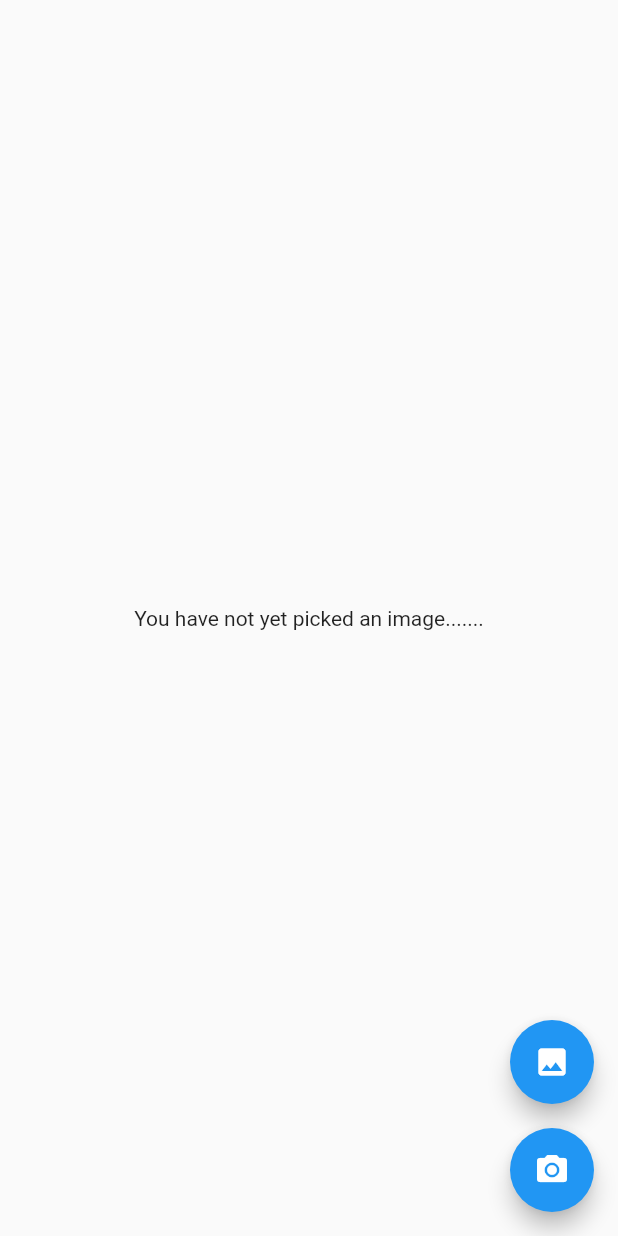
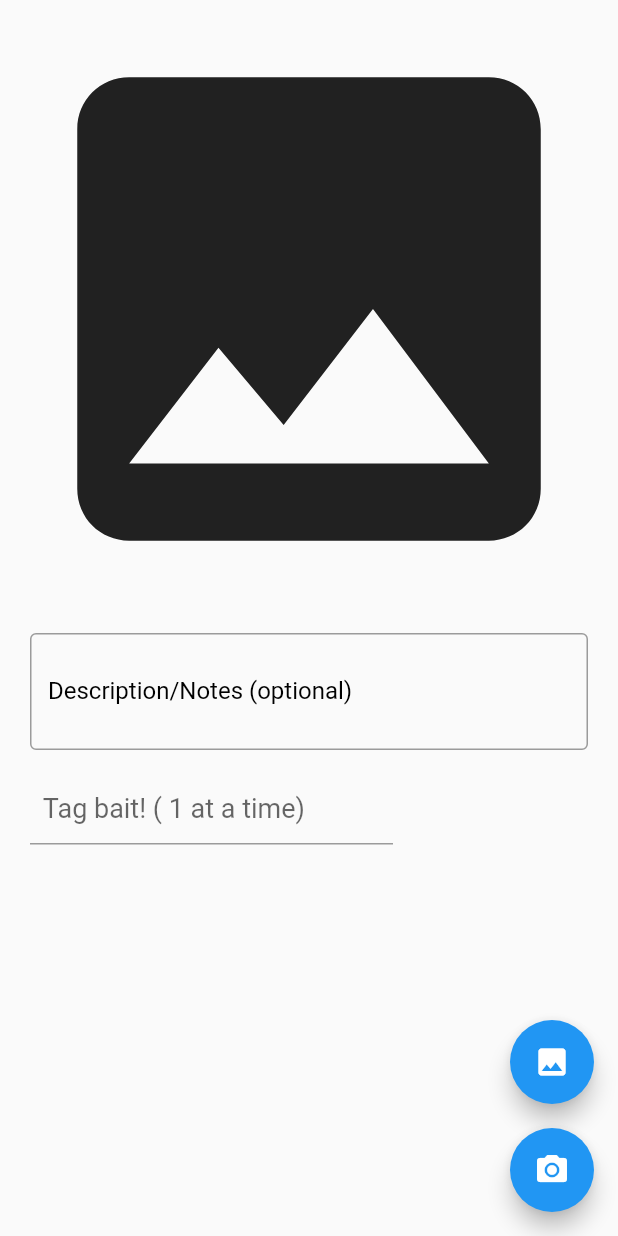
Before and after one commit to jtheyer/catchi, a Flutter app: the BaitsPg screen opened by its route, on a phone screen of 412 x 824 dp. Run offline on Flutter 3.47's test engine with Material 2 defaults, Android fonts, the light colour scheme and no system bars; our stand-ins replace firebase_auth, firebase_core, flutter_spinkit, google_sign_in, image_picker; accounts and stored records are empty; statements that could not run were skipped.

Commit message:
Update image selection area

```diff
--- /dev/null
+++ b/lib/models/tag.dart
@@ -0,0 +1,4 @@
+class Tag {
+  final String label;
+  Tag({required this.label});
+}
--- a/lib/screens/baits.dart
+++ b/lib/screens/baits.dart
@@ -15,15 +15,20 @@ class _BaitsPgState extends State<BaitsPg> {
   final ImagePicker _picker = ImagePicker();
   List<XFile>? _imageFileList;
   bool imageInView = false;
-
+  final TextEditingController _baitDescController = TextEditingController();
+  _tc() => TextEditingController();
+  dynamic _pickImageError;
+  bool isVideo = false;
+  String? _retrieveDataError;
   set _imageFile(XFile? value) {
     _imageFileList = value == null ? null : <XFile>[value];
   }
 
-  dynamic _pickImageError;
-  bool isVideo = false;
-
-  String? _retrieveDataError;
+  @override
+  void dispose() {
+    _baitDescController.dispose();
+    super.dispose();
+  }
 
   Future<void> _onImageButtonPressed(ImageSource source,
       {BuildContext? context, bool isMultiImage = false}) async {
@@ -41,6 +46,10 @@ class _BaitsPgState extends State<BaitsPg> {
         _pickImageError = e;
       });
     }
+  }
+
+  _addTag(val) {
+    print(val);
   }
 
   Widget _previewImages() {
@@ -65,17 +74,16 @@ class _BaitsPgState extends State<BaitsPg> {
                       kIsWeb
                           ? Image.network(_imageFileList![index].path)
                           : Image.file(File(_imageFileList![index].path)),
-                      const TextField(
-                        maxLines: null,
-                        keyboardType: TextInputType.multiline,
-                      )
+                      // const SizedBox(
+                      //   height: 10,
+                      // ),
                     ],
                   ),
                 );
               },
               itemCount: _imageFileList!.length,
             ),
-            label: 'Selected images'),
+            label: 'Selected image'),
       );
     } else if (_pickImageError != null) {
       return Text(
@@ -83,9 +91,11 @@ class _BaitsPgState extends State<BaitsPg> {
         textAlign: TextAlign.center,
       );
     } else {
-      return const Text(
-        'You have not yet picked an image.......',
-        textAlign: TextAlign.center,
+      return const FittedBox(
+        child: Icon(
+          Icons.image,
+          size: 10.0,
+        ),
       );
     }
   }
@@ -110,23 +120,43 @@ class _BaitsPgState extends State<BaitsPg> {
     }
   }
 
-
+  Widget keyboardDismisser(
+      {required BuildContext context, required Widget child}) {
+    final gesture = GestureDetector(
+      onTap: () {
+        FocusScope.of(context).requestFocus(FocusNode());
+        debugPrint("Keyboard Dismissed!");
+      },
+      child: child,
+    ); //GestureDector
+    return gesture;
+  }
 
   @override
   Widget build(BuildContext context) {
-    return Scaffold(
+    return keyboardDismisser(
+      context: context,
+      child: Scaffold(
+        resizeToAvoidBottomInset: false,
         body: SafeArea(
-        child: Center(
-          child: !kIsWeb && defaultTargetPlatform == TargetPlatform.android
+          child: Column(
+            mainAxisAlignment: MainAxisAlignment.start,
+            crossAxisAlignment: CrossAxisAlignment.stretch,
+            children: [
+              Flexible(
+                flex: 3,
+                // fit: FlexFit.tight,
+                child:
+                    !kIsWeb && defaultTargetPlatform == TargetPlatform.android
                         ? FutureBuilder<void>(
                             future: retrieveLostData(),
-                  builder:
-                      (BuildContext context, AsyncSnapshot<void> snapshot) {
+                            builder: (BuildContext context,
+                                AsyncSnapshot<void> snapshot) {
                               switch (snapshot.connectionState) {
                                 case ConnectionState.none:
                                 case ConnectionState.waiting:
                                   return const Text(
-                          'You have not yet picked an image.',
+                                    'Awaiting image...',
                                     textAlign: TextAlign.center,
                                   );
                                 case ConnectionState.done:
@@ -139,7 +169,7 @@ class _BaitsPgState extends State<BaitsPg> {
                                     );
                                   } else {
                                     return const Text(
-                            'You have not yet picked an image.',
+                                      'No image for this bait yet.',
                                       textAlign: TextAlign.center,
                                     );
                                   }
@@ -147,6 +177,52 @@ class _BaitsPgState extends State<BaitsPg> {
                             },
                           )
                         : _handlePreview(),
+              ),
+              Flexible(
+                flex: 1,
+                // fit: FlexFit.tight,
+                child: Padding(
+                  padding:
+                      const EdgeInsets.symmetric(horizontal: 20, vertical: 10),
+                  child: TextField(
+                    minLines: 2,
+                    controller: _baitDescController,
+                    // keyboardType: TextInputType.multiline,
+                    maxLines: null,
+                    decoration: const InputDecoration(
+                      border: OutlineInputBorder(
+                          borderSide: BorderSide(color: Colors.black)),
+                      focusedBorder: OutlineInputBorder(
+                          borderSide: BorderSide(color: Colors.black)),
+                      labelText: 'Description/Notes (optional)',
+                      labelStyle: TextStyle(color: Colors.black),
+                    ),
+                  ),
+                ),
+              ),
+              const Flexible(
+                flex: 2,
+                child: Padding(
+                  padding: EdgeInsets.fromLTRB(20, 5, 150, 0),
+                  child: TextField(
+                    // controller: _tc(),
+                    // onEditingComplete: (){ print('done');},
+                    onChanged: ,
+                    // maxLength: 25,
+                    decoration: InputDecoration(
+                      hintText: '\t\tTag bait! ( 1 at a time)'
+                    ),
+                    style: TextStyle(fontSize: 18),
+                  ),
+                ),
+              ),
+              // Row(
+              //   mainAxisAlignment: MainAxisAlignment.center,
+              //   children: [
+
+              //   ],
+              // ),
+            ],
           ),
         ),
         floatingActionButton: Column(
@@ -178,6 +254,7 @@ class _BaitsPgState extends State<BaitsPg> {
             ),
           ],
         ),
+      ),
     );
   }
 
@@ -190,8 +267,6 @@ class _BaitsPgState extends State<BaitsPg> {
     return null;
   }
 }
-
-
 
 // Column(
 //   mainAxisAlignment: MainAxisAlignment.start,
--- a/pubspec.yaml
+++ b/pubspec.yaml
@@ -42,6 +42,7 @@ dependencies:
   image_picker: ^0.8.5
   path_provider: ^2.0.9
   path: ^1.8.1
+  provider: ^6.0.2
 
 dev_dependencies:
   flutter_test:
```
Also changed, not shown: lib/models/tag_data.dart (added), pubspec.lock. Lines whose indentation alone changed are shown as unchanged.
